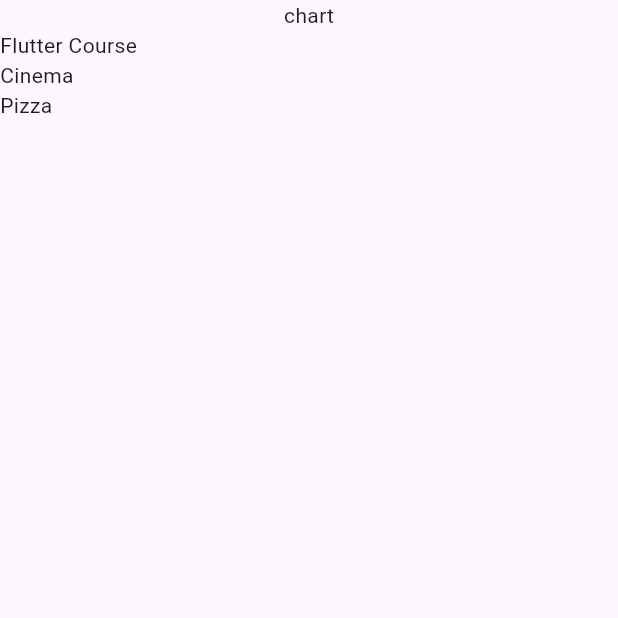
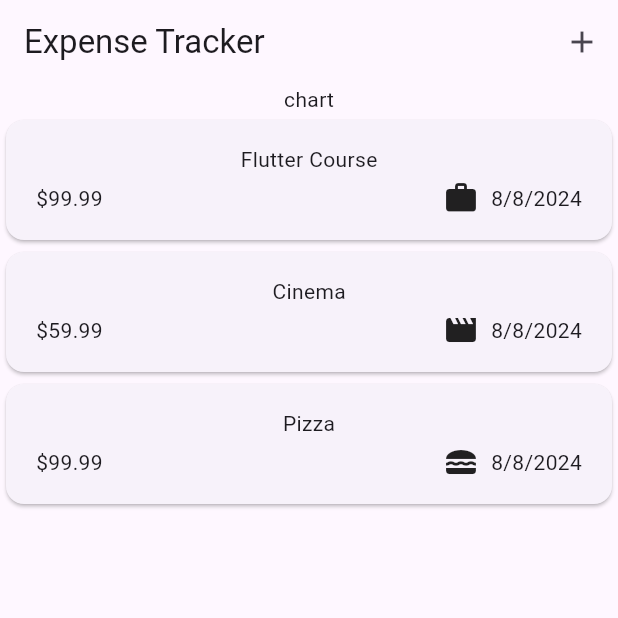
Before and after one commit to tatianex/flutter_udemy, a Flutter app: the screen it shows after launch, on a phone screen of 412 x 824 dp, the top half of it. Run offline on Flutter 3.47's test engine with Material 3 defaults, Android fonts, the phone set to English and light mode, and no system bars; our stand-ins replace google_fonts.

Commit message:
added add expensense screen

```diff
--- a/expense_tracker/lib/main.dart
+++ b/expense_tracker/lib/main.dart
@@ -1,4 +1,4 @@
-import 'package:expense_tracker/expenses.dart';
+import 'package:expense_tracker/widgets/expenses.dart';
 import 'package:flutter/material.dart';
 
 void main() {
--- a/expense_tracker/lib/model/expense.dart
+++ b/expense_tracker/lib/model/expense.dart
@@ -1,4 +1,8 @@
+import 'package:flutter/material.dart';
+import 'package:intl/intl.dart';
 import 'package:uuid/uuid.dart';
+
+final formatter = DateFormat.yMd();
 
 const uuid = Uuid();
 
@@ -8,6 +12,13 @@
   leisure,
   work,
 }
+
+const categoryIcons = {
+  Category.food: Icons.lunch_dining,
+  Category.travel: Icons.flight_takeoff,
+  Category.leisure: Icons.movie,
+  Category.work: Icons.work,
+};
 
 class Expense {
   Expense({
@@ -22,4 +33,9 @@
   final double amount;
   final DateTime date;
   final Category category;
+
+  // getFormattedDate() {}
+  String get formattedDate {
+    return formatter.format(date);
+  }
 }
--- a/expense_tracker/lib/expenses.dart
+++ b/expense_tracker/lib/widgets/expenses.dart
@@ -1,5 +1,6 @@
-import 'package:expense_tracker/expenses_list.dart';
 import 'package:expense_tracker/model/expense.dart';
+import 'package:expense_tracker/widgets/expenses_list/expenses_list.dart';
+import 'package:expense_tracker/widgets/new_expense.dart';
 import 'package:flutter/material.dart';
 
 class Expenses extends StatefulWidget {
@@ -33,9 +34,25 @@
     ),
   ];
 
+  void _opentAddExpenseOverlay() {
+    showModalBottomSheet(
+      context: context,
+      builder: (ctx) => const NewExpense(),
+    );
+  }
+
   @override
   Widget build(BuildContext context) {
     return Scaffold(
+      appBar: AppBar(
+        title: const Text('Expense Tracker'),
+        actions: [
+          IconButton(
+            icon: const Icon(Icons.add),
+            onPressed: _opentAddExpenseOverlay,
+          )
+        ],
+      ),
       body: Column(
         children: [
           const Text('chart'),
--- /dev/null
+++ b/expense_tracker/lib/widgets/expenses_list/expense_item.dart
@@ -0,0 +1,41 @@
+import 'package:flutter/material.dart';
+
+import '../../model/expense.dart';
+
+class ExpenseItem extends StatelessWidget {
+  const ExpenseItem(this.expense, {super.key});
+
+  final Expense expense;
+
+  @override
+  Widget build(BuildContext context) {
+    return Card(
+      child: Padding(
+          padding: const EdgeInsets.symmetric(
+            horizontal: 20,
+            vertical: 16,
+          ),
+          child: Column(
+            children: [
+              Text(expense.title),
+              const SizedBox(height: 4),
+              Row(
+                children: [
+                  // 12.34233 => 12.34
+                  Text('\$${expense.amount.toStringAsFixed(2)}'),
+                  // Takes all the space it can get between this two widgets
+                  const Spacer(),
+                  Row(
+                    children: [
+                      Icon(categoryIcons[expense.category]),
+                      const SizedBox(width: 8),
+                      Text(expense.formattedDate),
+                    ],
+                  ),
+                ],
+              ),
+            ],
+          )),
+    );
+  }
+}
--- a/expense_tracker/lib/expenses_list.dart
+++ b/expense_tracker/lib/widgets/expenses_list/expenses_list.dart
@@ -1,6 +1,7 @@
+import 'package:expense_tracker/widgets/expenses_list/expense_item.dart';
 import 'package:flutter/material.dart';
 
-import 'model/expense.dart';
+import '../../model/expense.dart';
 
 class ExpensesList extends StatelessWidget {
   const ExpensesList({
@@ -18,7 +19,7 @@
     // so it improves performance
     return ListView.builder(
       itemCount: expenses.length,
-      itemBuilder: (ctx, index) => Text(expenses[index].title),
+      itemBuilder: (ctx, index) => ExpenseItem(expenses[index]),
     );
   }
 }
--- a/expense_tracker/pubspec.yaml
+++ b/expense_tracker/pubspec.yaml
@@ -36,6 +36,7 @@
   # The following adds the Cupertino Icons font to your application.
   # Use with the CupertinoIcons class for iOS style icons.
   cupertino_icons: ^1.0.6
+  intl: ^0.19.0
 
 dev_dependencies:
   flutter_test:
```
Also changed, not shown: expense_tracker/lib/widgets/new_expense.dart (added, +152 -0 lines), expense_tracker/pubspec.lock, 1 other file.
